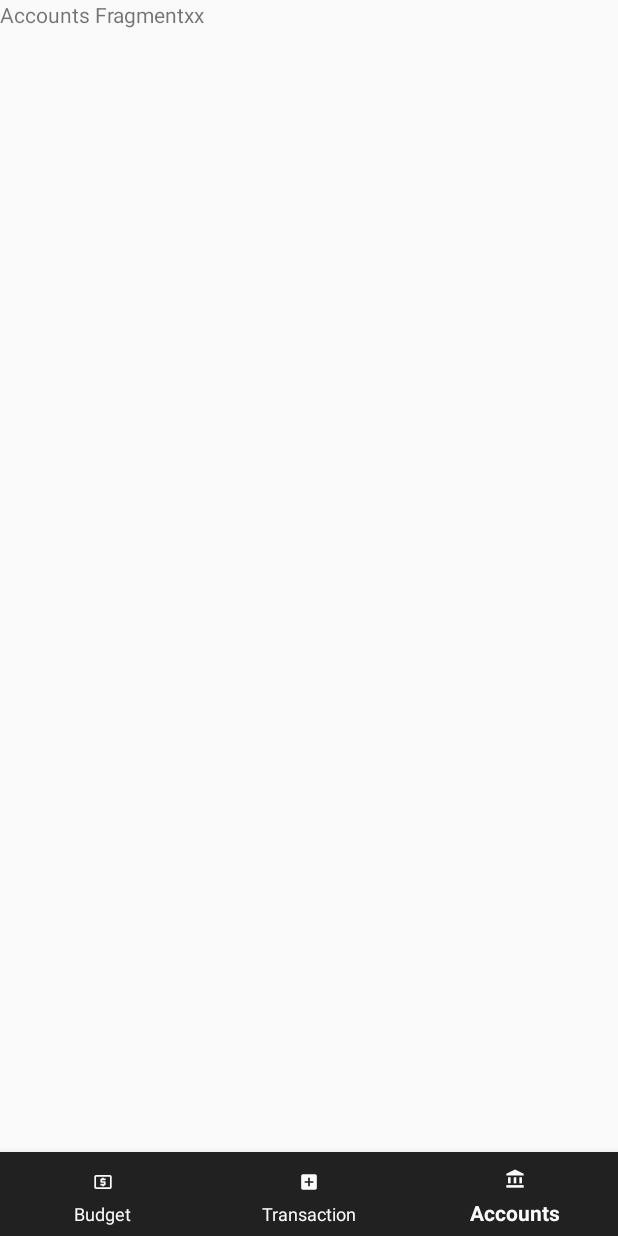
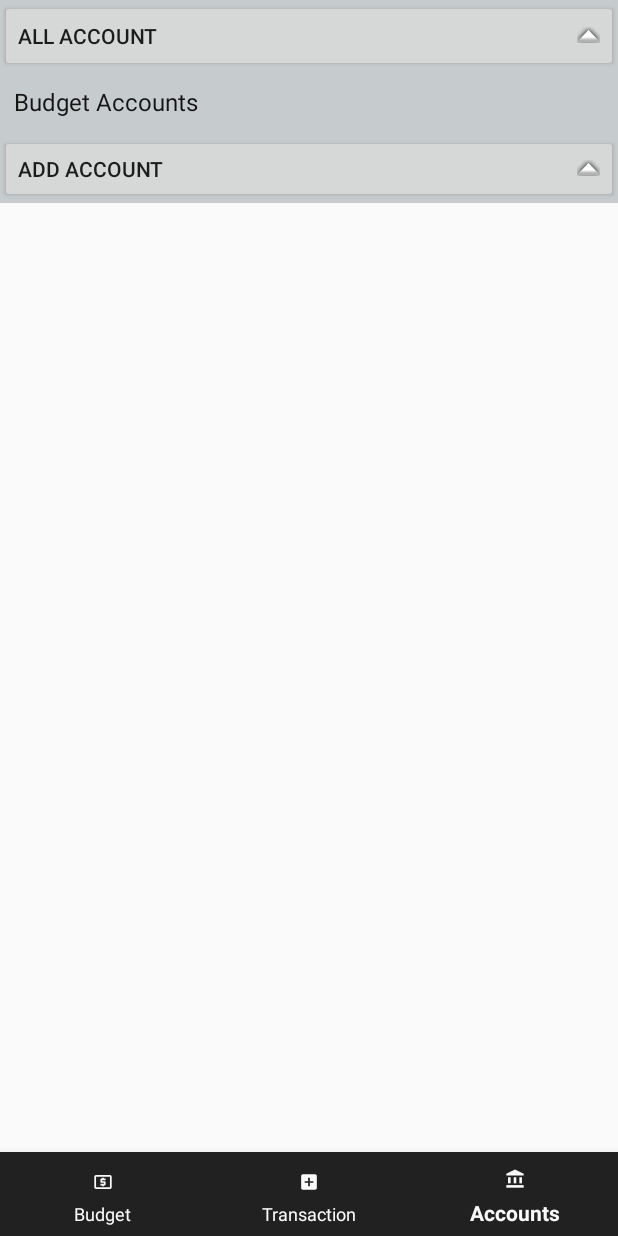
Before and after one commit to TenHorizons/YNAB.My, an Android app: the AccountsFragment screen opened through its navigation route, on a phone screen of 412 x 824 dp. Run offline under Robolectric (Android 15) with nearby library versions, the phone set to English and light mode, and no system bars; our stand-ins replace navigation-ui.

Commit message:
account fragment

```diff
--- a/app/src/main/java/com/example/ynabmy/AccountsFragment.java
+++ b/app/src/main/java/com/example/ynabmy/AccountsFragment.java
@@ -2,12 +2,15 @@ package com.example.ynabmy;
 
 import android.accounts.Account;
 import android.os.Bundle;
-
+import android.content.Intent;
 import androidx.fragment.app.Fragment;
 
+import android.util.Log;
 import android.view.LayoutInflater;
 import android.view.View;
 import android.view.ViewGroup;
+import android.widget.Button;
+import android.widget.Toast;
 
 /**
  * A simple {@link Fragment} subclass.
@@ -15,6 +18,7 @@ import android.view.ViewGroup;
  * create an instance of this fragment.
  */
 public class AccountsFragment extends Fragment {
+    private Button allAccountBtn;
 
     public AccountsFragment() {
         super(R.layout.fragment_accounts);
@@ -36,6 +40,18 @@ public class AccountsFragment extends Fragment {
     public View onCreateView(LayoutInflater inflater, ViewGroup container,
                              Bundle savedInstanceState) {
         // Inflate the layout for this fragment
-        return inflater.inflate(R.layout.fragment_accounts, container, false);
+        View view = inflater.inflate(R.layout.fragment_accounts, container, false);
+
+        allAccountBtn = view.findViewById(R.id.allAccount);
+        allAccountBtn.setOnClickListener(new View.OnClickListener() {
+
+            @Override
+            public void onClick(View view) {
+                Log.d("xxx", "yyy");
+                Toast.makeText(getActivity(),"xxxxx", Toast.LENGTH_LONG).show();
+                //openNewActivity();
+            }
+        });
+        return view;
     }
 }
--- a/app/src/main/res/layout/fragment_accounts.xml
+++ b/app/src/main/res/layout/fragment_accounts.xml
@@ -5,10 +5,58 @@
     android:layout_height="match_parent"
     tools:context=".AccountsFragment">
 
-    <!-- TODO: Update blank fragment layout -->
-    <TextView
+    <LinearLayout
+        android:id="@+id/finalLayout"
         android:layout_width="match_parent"
         android:layout_height="match_parent"
-        android:text="Accounts Fragmentxx" />
+        android:orientation = "vertical"
+        >
+        <LinearLayout
+            android:id="@+id/topLayout"
+            android:layout_width="match_parent"
+            android:layout_height="90dp"
+            android:orientation = "vertical"
+            android:background="#C6CCCE">
+            <Button
+                android:id="@+id/allAccount"
+                android:layout_width="match_parent"
+                android:layout_height="wrap_content"
+                android:text="All Account"
+                android:gravity="left|center_vertical"
+                android:drawableRight="@android:drawable/arrow_up_float"
+                android:onClick="onClickBtn"
+                />
+
+            <TextView
+                android:id="@+id/text_view_id"
+                android:layout_height="40dp"
+                android:layout_width="match_parent"
+                android:textColor="#141415"
+                android:textSize="16dp"
+                android:gravity="center_vertical"
+                android:layout_toEndOf="@+id/allAccount"
+                android:paddingLeft="9dp"
+                android:text="Budget Accounts" />
+
+        </LinearLayout >
+        <LinearLayout
+            android:id="@+id/bottomLayout"
+            android:layout_width="match_parent"
+            android:layout_height="45dp"
+            android:orientation = "vertical"
+            android:layout_toEndOf="@+id/topLayout"
+            android:background="#C6CCCE">
+            <Button
+                android:id="@+id/addAccount"
+                android:layout_width="match_parent"
+                android:layout_height="wrap_content"
+                android:gravity="left|center_vertical"
+                android:drawableRight="@android:drawable/arrow_up_float"
+                android:text="Add Account"
+                android:onClick="onClickBtn"/>
+
+        </LinearLayout >
+    </LinearLayout >
+
 
 </FrameLayout>
```
